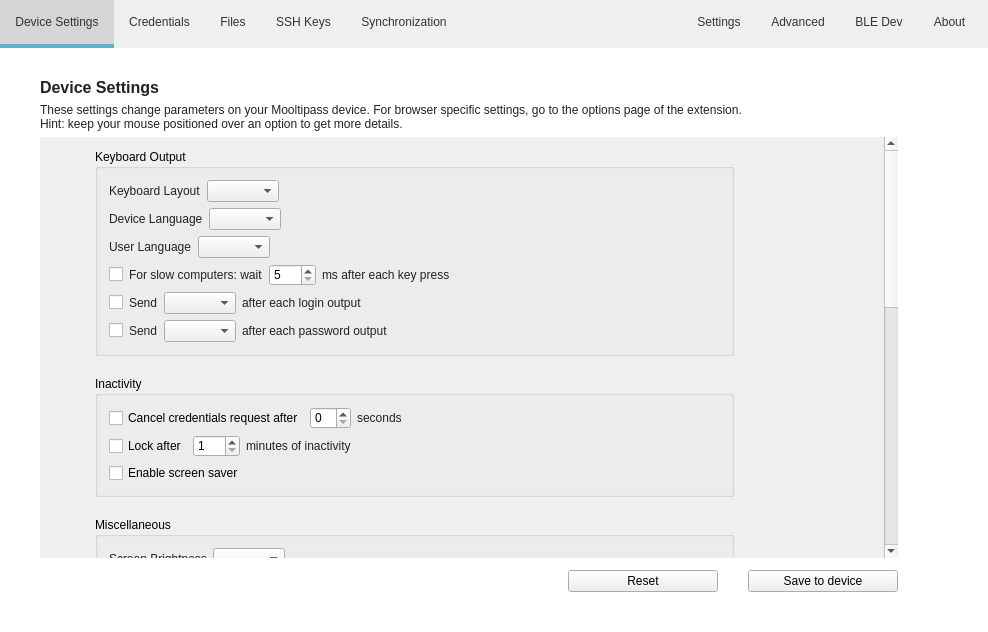
Above: src/MainWindow.ui from mooltipass/moolticute before the change. Below: the same form after it.
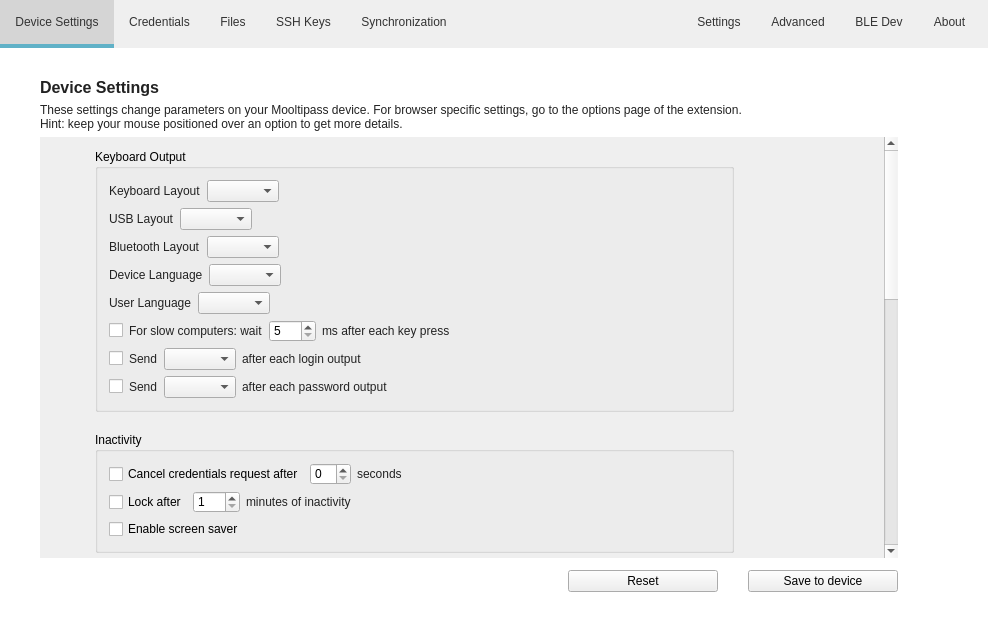
That is the form after the change. The open tabs and pages were chosen to show the change. Icons and pictures are not drawn. Custom widgets are drawn as their Qt base class.

Commit message: [BLE] Added two combobox for USB and Bluetooth keyboard layout, instead of using the original keyboard layout combobox

What changed in the file:
```diff
--- a/src/MainWindow.ui
+++ b/src/MainWindow.ui
@@ -576,6 +576,88 @@
                  </layout>
                 </widget>
                </item>
+               <item>
+                <widget class="QWidget" name="settings_usb_layout" native="true">
+                 <layout class="QHBoxLayout" name="horizontalLayout_54">
+                  <property name="leftMargin">
+                   <number>0</number>
+                  </property>
+                  <property name="topMargin">
+                   <number>0</number>
+                  </property>
+                  <property name="rightMargin">
+                   <number>0</number>
+                  </property>
+                  <property name="bottomMargin">
+                   <number>0</number>
+                  </property>
+                  <item>
+                   <widget class="QLabel" name="label_usbLayout">
+                    <property name="text">
+                     <string>USB Layout</string>
+                    </property>
+                   </widget>
+                  </item>
+                  <item>
+                   <widget class="QComboBox" name="comboBoxUsbLayout"/>
+                  </item>
+                  <item>
+                   <spacer name="horizontalSpacer_50">
+                    <property name="orientation">
+                     <enum>Qt::Horizontal</enum>
+                    </property>
+                    <property name="sizeHint" stdset="0">
+                     <size>
+                      <width>40</width>
+                      <height>20</height>
+                     </size>
+                    </property>
+                   </spacer>
+                  </item>
+                 </layout>
+                </widget>
+               </item>
+               <item>
+                <widget class="QWidget" name="settings_bt_layout" native="true">
+                 <layout class="QHBoxLayout" name="horizontalLayout_53">
+                  <property name="leftMargin">
+                   <number>0</number>
+                  </property>
+                  <property name="topMargin">
+                   <number>0</number>
+                  </property>
+                  <property name="rightMargin">
+                   <number>0</number>
+                  </property>
+                  <property name="bottomMargin">
+                   <number>0</number>
+                  </property>
+                  <item>
+                   <widget class="QLabel" name="label_btLayout">
+                    <property name="text">
+                     <string>Bluetooth Layout</string>
+                    </property>
+                   </widget>
+                  </item>
+                  <item>
+                   <widget class="QComboBox" name="comboBoxBtLayout"/>
+                  </item>
+                  <item>
+                   <spacer name="horizontalSpacer_51">
+                    <property name="orientation">
+                     <enum>Qt::Horizontal</enum>
+                    </property>
+                    <property name="sizeHint" stdset="0">
+                     <size>
+                      <width>40</width>
+                      <height>20</height>
+                     </size>
+                    </property>
+                   </spacer>
+                  </item>
+                 </layout>
+                </widget>
+               </item>
                <item>
                 <widget class="QWidget" name="settings_device_language" native="true">
                  <layout class="QHBoxLayout" name="horizontalLayout_52">
```
The commit also changes 13 other files.
